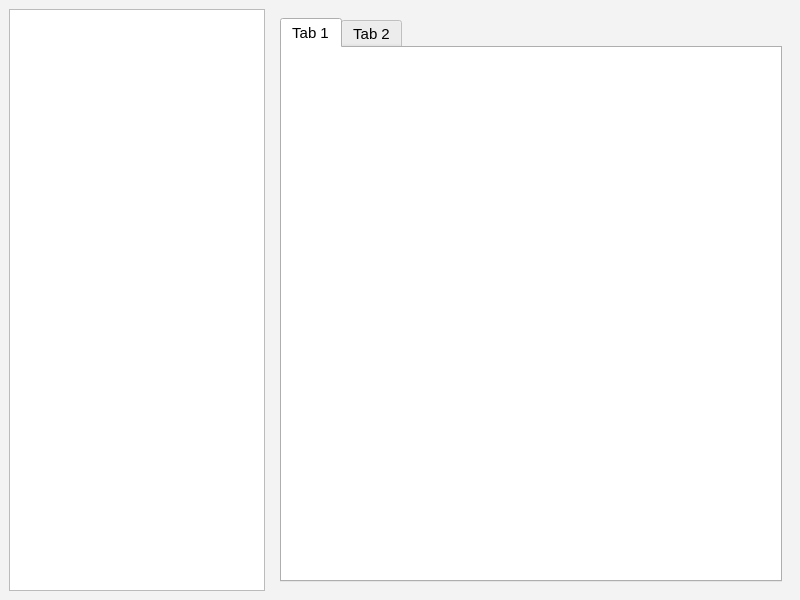
Above: arduinoform_corwin.ui from SARL-Engineering/shuttle_gui before the change. Below: the same form after it.
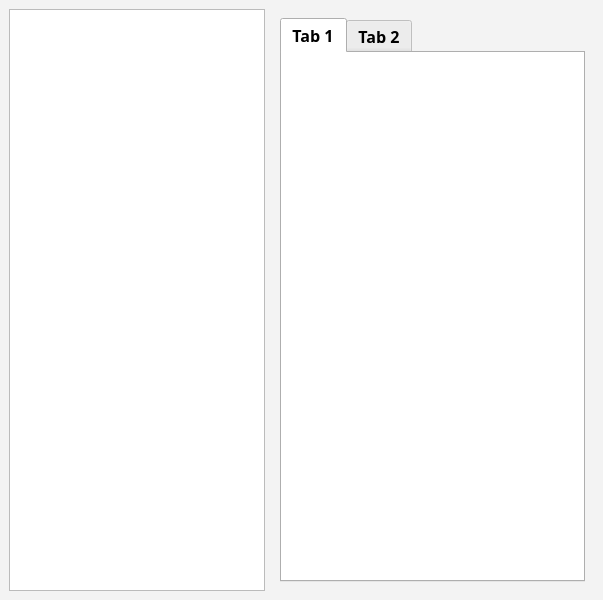
That is the form after the change.

Commit message: fixed welcome and wait windows

```diff
--- a/arduinoform_corwin.ui
+++ b/arduinoform_corwin.ui
@@ -6,7 +6,7 @@
    <rect>
     <x>0</x>
     <y>0</y>
-    <width>800</width>
+    <width>603</width>
     <height>600</height>
    </rect>
   </property>
@@ -433,7 +433,10 @@
   </property>
   <property name="font">
    <font>
-    <pointsize>11</pointsize>
+    <family>BankGothic Lt BT</family>
+    <pointsize>12</pointsize>
+    <weight>75</weight>
+    <bold>true</bold>
    </font>
   </property>
   <property name="windowTitle">
```
The commit also changes 3 other files.
